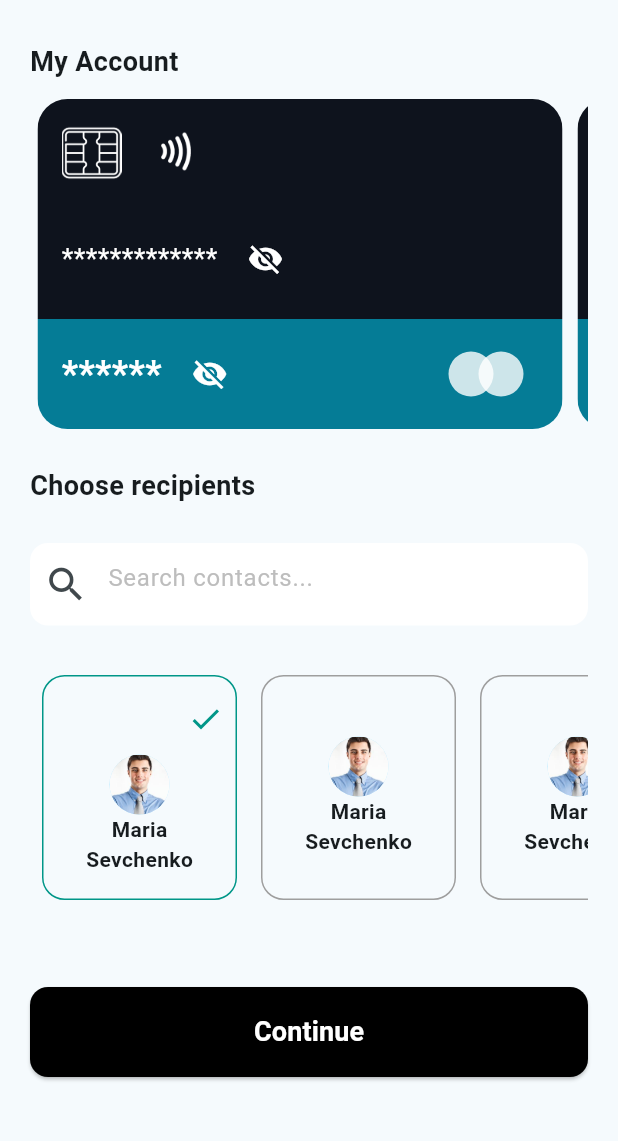
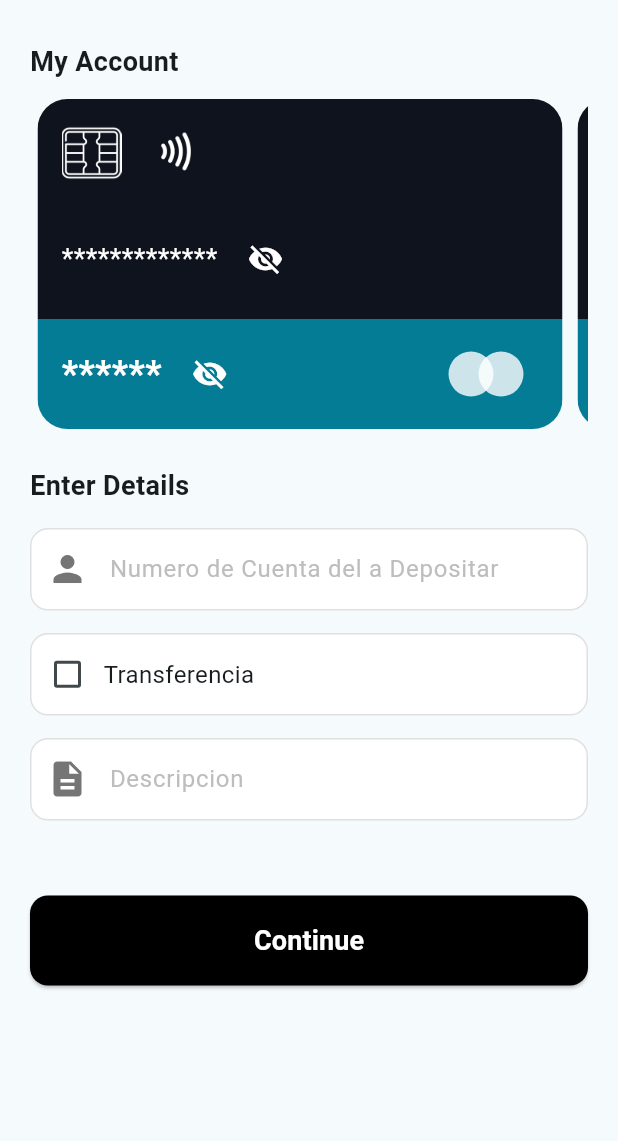
Before and after one commit to Y2ktorrez/YescaBank_Mobile-, a Flutter app: the TransferMoney screen opened directly, on a phone screen of 412 x 824 dp, the part 72-1213 px from its top. Run offline on Flutter 3.47's test engine with Material 3 defaults, Android fonts, the phone set to English and light mode, and no system bars; our stand-ins replace modal_bottom_sheet, shared_preferences; accounts and stored records are empty; network calls fail.

Commit message:
No esta completo

```diff
--- a/lib/screens/transfer_money.dart
+++ b/lib/screens/transfer_money.dart
@@ -15,6 +15,7 @@ class _TransferMoneyState extends State<TransferMoney> {
   String? _nroAccount;
   String? _balance;
   String? _typeCurrency;
+  bool _isTransferChecked = false;
 
   @override
   void initState() {
@@ -55,7 +56,7 @@ class _TransferMoneyState extends State<TransferMoney> {
           children: [
             _buildCreditCardsSection(),
             const SizedBox(height: 25),
-            _buildRecipientsSection(context),
+            _buildFormFields(context),
           ],
         ),
       ),
@@ -76,7 +77,7 @@ class _TransferMoneyState extends State<TransferMoney> {
           child: Row(
             children: List.generate(
               3,
-              (index) => Padding(
+                  (index) => Padding(
                 padding: const EdgeInsets.symmetric(horizontal: 5.0),
                 child: CreditCard(
                   nroAccount: _nroAccount ?? '****',
@@ -91,34 +92,20 @@ class _TransferMoneyState extends State<TransferMoney> {
     );
   }
 
-  Widget _buildRecipientsSection(BuildContext context) {
+  Widget _buildFormFields(BuildContext context) {
     return Column(
       crossAxisAlignment: CrossAxisAlignment.start,
       children: [
         const Text(
-          "Choose recipients",
+          "Enter Details",
           style: TextStyle(fontSize: 18, fontWeight: FontWeight.bold),
         ),
-        const SizedBox(height: 25),
-        Container(
-          width: double.infinity,
-          height: 55,
-          alignment: Alignment.center,
-          decoration: BoxDecoration(
-            color: Colors.white,
-            borderRadius: BorderRadius.circular(12),
-          ),
-          child: TextField(
-            decoration: InputDecoration(
-              hintText: 'Search contacts...',
-              hintStyle: TextStyle(color: Colors.grey[400]),
-              border: InputBorder.none,
-              prefixIcon: const Icon(Icons.search, size: 30),
-            ),
-          ),
-        ),
-        const SizedBox(height: 25),
-        _buildRecipientList(),
+        const SizedBox(height: 15),
+        _buildCustomTextField("Numero de Cuenta del a Depositar", Icons.person),
+        const SizedBox(height: 15),
+        _buildCheckboxField(),
+        const SizedBox(height: 15),
+        _buildCustomTextField("Descripcion", Icons.description),
         const SizedBox(height: 50),
         ElevatedButton(
           onPressed: () {
@@ -144,56 +131,53 @@ class _TransferMoneyState extends State<TransferMoney> {
     );
   }
 
-  Widget _buildRecipientList() {
-    return SingleChildScrollView(
-      scrollDirection: Axis.horizontal,
-      child: Row(
-        children: List.generate(
-          3,
-          (index) => Padding(
-            padding: const EdgeInsets.all(8.0),
-            child: Container(
-              width: 130,
-              height: 150,
-              decoration: BoxDecoration(
-                borderRadius: BorderRadius.circular(15),
-                border: Border.all(
-                  color: index == 0 ? Colors.teal : Colors.grey,
-                ),
-              ),
-              child: Column(
-                mainAxisAlignment: MainAxisAlignment.center,
-                children: [
-                  index == 0
-                      ? const Padding(
-                          padding: EdgeInsets.symmetric(horizontal: 8.0),
-                          child: Row(
-                            mainAxisAlignment: MainAxisAlignment.end,
-                            children: [
-                              Icon(Icons.check, color: Colors.teal),
-                            ],
-                          ),
-                        )
-                      : const SizedBox(),
-                  const SizedBox(height: 12),
-                  const CircleAvatar(
-                    radius: 20,
-                    backgroundImage: AssetImage("assets/person.jpeg"),
-                  ),
-                  const Text(
-                    "Maria",
-                    style: TextStyle(fontWeight: FontWeight.bold),
-                  ),
-                  const Text(
-                    "Sevchenko",
-                    style: TextStyle(fontWeight: FontWeight.bold),
-                  ),
-                ],
-              ),
-            ),
-          ),
+  Widget _buildCustomTextField(String hint, IconData icon) {
+    return Container(
+      height: 55,
+      alignment: Alignment.center,
+      decoration: BoxDecoration(
+        color: Colors.white,
+        borderRadius: BorderRadius.circular(12),
+        border: Border.all(color: Colors.grey[300]!),
+      ),
+      child: TextField(
+        textAlignVertical: TextAlignVertical.center,
+        decoration: InputDecoration(
+          hintText: hint,
+          hintStyle: TextStyle(color: Colors.grey[400]),
+          border: InputBorder.none,
+          prefixIcon: Icon(icon, size: 28, color: Colors.grey[600]),
+          contentPadding: const EdgeInsets.symmetric(horizontal: 12),
         ),
       ),
     );
   }
+
+  Widget _buildCheckboxField() {
+    return Container(
+      height: 55,
+      alignment: Alignment.center,
+      decoration: BoxDecoration(
+        color: Colors.white,
+        borderRadius: BorderRadius.circular(12),
+        border: Border.all(color: Colors.grey[300]!),
+      ),
+      child: Row(
+        children: [
+          Checkbox(
+            value: _isTransferChecked,
+            onChanged: (value) {
+              setState(() {
+                _isTransferChecked = value ?? false;
+              });
+            },
+          ),
+          const Text(
+            "Transferencia",
+            style: TextStyle(fontSize: 16),
+          ),
+        ],
+      ),
+    );
+  }
 }
--- a/lib/services/customer_service.dart
+++ b/lib/services/customer_service.dart
@@ -3,7 +3,7 @@ import 'package:http/http.dart' as http;
 import '../models/createCustomer_model.dart';
 
 class CustomerService {
-  static const String baseUrl = 'http://192.168.0.15.99:3000/api/customer/create'; //Aca cambia la IP de tu laptop
+  static const String baseUrl = 'http://192.168.0.15:3000/api/customer/create'; //Aca cambia la IP de tu laptop
 
   Future<void> createCustomer(Customer customer) async {
     final response = await http.post(
--- a/lib/widgets/top_up_sheet.dart
+++ b/lib/widgets/top_up_sheet.dart
@@ -146,7 +146,7 @@ class _TopUpBottomSheetState extends State<TopUpBottomSheet> {
                 ),
               ),
               child: const Text(
-                "Top Up",
+                "Confirm",
                 style: TextStyle(
                   fontSize: 18,
                   fontWeight: FontWeight.bold,
```
Also changed, not shown: lib/models/transaction_model.dart (added, +26 -0 lines), lib/screens/top_up.dart (+86 -100 lines), lib/services/transaction_service.dart (added, +25 -0 lines).
